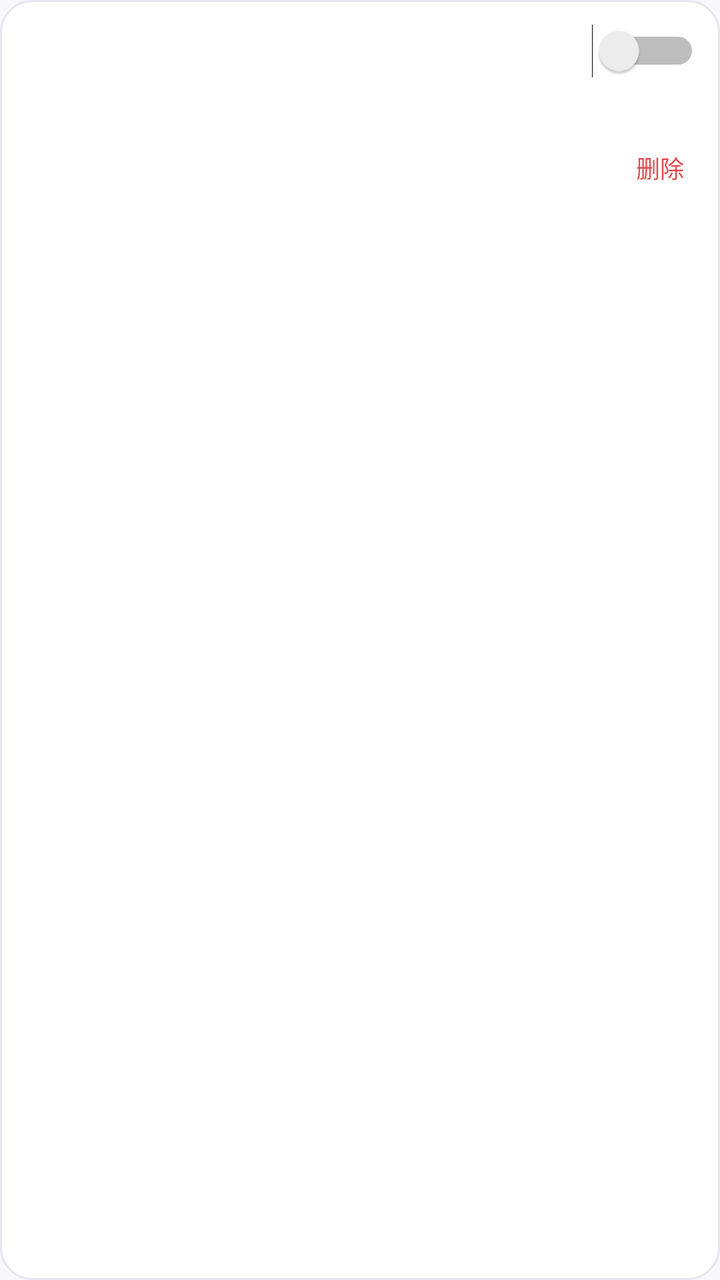
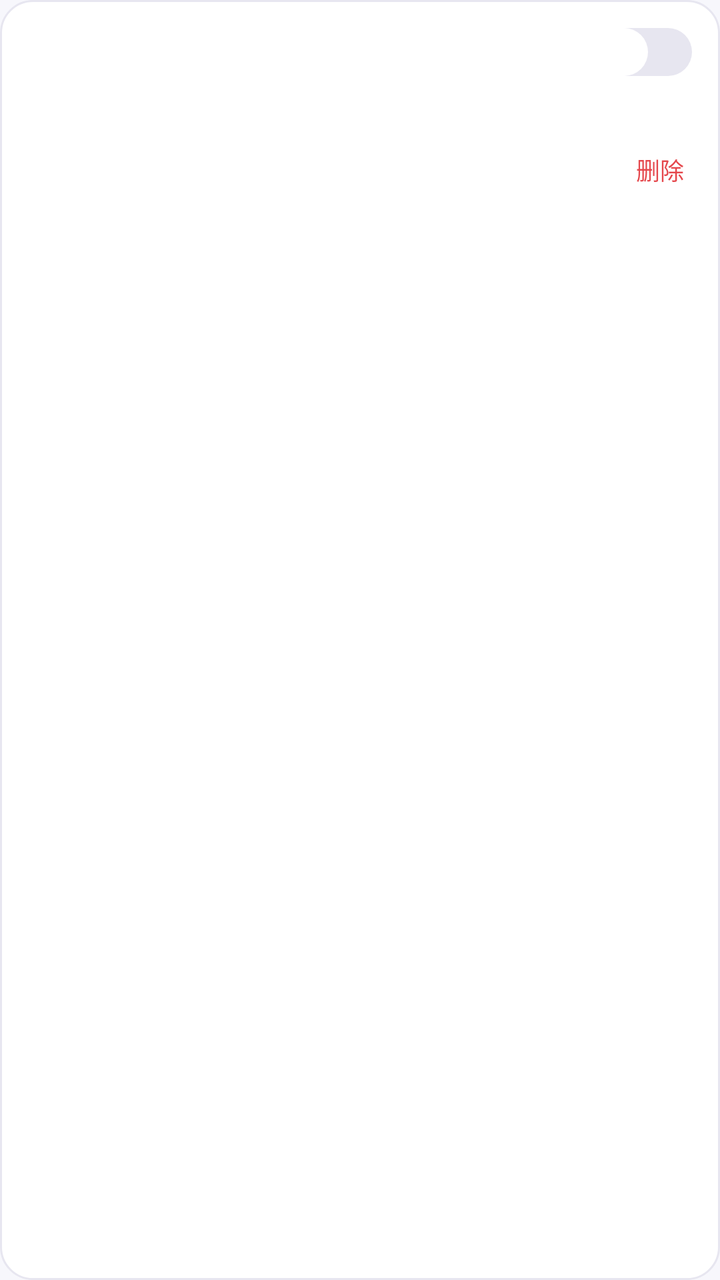

An Android layout rendered at two revisions. The XML below is the earlier revision; the diff shows what the commit changed to produce the second picture.
<!-- AndroidManifest.xml: application theme AppTheme -->
<!-- res/layout/item_auto_reply.xml -->
<?xml version="1.0" encoding="utf-8"?>
<LinearLayout xmlns:android="http://schemas.android.com/apk/res/android"
    android:layout_width="match_parent"
    android:layout_height="wrap_content"
    android:orientation="vertical"
    android:layout_marginStart="@dimen/page_padding"
    android:layout_marginEnd="@dimen/page_padding"
    android:layout_marginTop="6dp"
    android:layout_marginBottom="6dp"
    android:paddingStart="14dp"
    android:paddingEnd="10dp"
    android:paddingTop="12dp"
    android:paddingBottom="4dp"
    android:background="@drawable/bg_rule_card"
    android:foreground="?android:attr/selectableItemBackground">

    <LinearLayout
        android:layout_width="match_parent"
        android:layout_height="wrap_content"
        android:orientation="horizontal"
        android:gravity="center_vertical">

        <TextView
            android:id="@+id/r_question"
            android:layout_width="0dp"
            android:layout_height="wrap_content"
            android:layout_weight="1"
            android:textSize="14sp"
            android:textStyle="bold"
            android:textColor="@color/profile_ink" />

        <Switch
            android:id="@+id/r_toggle"
            android:layout_width="wrap_content"
            android:layout_height="wrap_content" />
    </LinearLayout>

    <TextView
        android:id="@+id/r_answer"
        android:layout_width="match_parent"
        android:layout_height="wrap_content"
        android:layout_marginTop="6dp"
        android:textSize="14sp"
        android:lineSpacingExtra="3dp"
        android:textColor="@color/profile_muted" />

    <TextView
        android:id="@+id/r_delete"
        android:layout_width="wrap_content"
        android:layout_height="40dp"
        android:layout_gravity="end"
        android:gravity="center"
        android:paddingStart="8dp"
        android:paddingEnd="8dp"
        android:text="@string/auto_reply_delete"
        android:textSize="12sp"
        android:textColor="@color/like_active" />
</LinearLayout>
<!-- resources referenced by this layout -->
<resources>
  <color name="like_active">#FFE5484D</color>
  <color name="profile_ink">#242337</color>
  <color name="profile_muted">#747387</color>
  <dimen name="page_padding">16dp</dimen>
  <!-- drawable bg_rule_card (drawable) -->
  <?xml version="1.0" encoding="utf-8"?>
  <shape xmlns:android="http://schemas.android.com/apk/res/android"
      android:shape="rectangle">
      <solid android:color="@color/profile_surface" />
      <stroke android:width="1dp" android:color="@color/profile_border" />
      <corners android:radius="@dimen/radius_card" />
  </shape>
  <string name="auto_reply_delete">删除</string>
  <color name="profile_surface">#FFFFFF</color>
  <color name="profile_border">#E7E6F0</color>
  <dimen name="radius_card">16dp</dimen>
  <color name="profile_accent">#6155CE</color>
  <color name="brand_violet_deep">#FF4A3FB8</color>
  <color name="white">#FFFFFFFF</color>
  <color name="brand_violet_light">#FF8B7FF5</color>
  <color name="brand_violet">#FF6155CE</color>
  <color name="profile_bg">#F7F7FC</color>
  <color name="profile_error">#B3261E</color>
  <color name="accent_ripple">#1F6155CE</color>
  <style name="ShapeRounded.Small" parent="ShapeAppearance.MaterialComponents.SmallComponent">
          <item name="cornerFamily">rounded</item>
          <item name="cornerSize">@dimen/radius_control</item>
      </style>
  <style name="ShapeRounded.Medium" parent="ShapeAppearance.MaterialComponents.MediumComponent">
          <item name="cornerFamily">rounded</item>
          <item name="cornerSize">@dimen/radius_card</item>
      </style>
  <style name="ShapeRounded.Large" parent="ShapeAppearance.MaterialComponents.LargeComponent">
          <item name="cornerFamily">rounded</item>
          <item name="cornerSize">24dp</item>
      </style>
  <style name="Widget.PixelFlow.Button" parent="Widget.MaterialComponents.Button">
          <item name="android:minHeight">52dp</item>
          <item name="android:textSize">15sp</item>
          <item name="android:textAllCaps">false</item>
          <item name="android:insetTop">0dp</item>
          <item name="android:insetBottom">0dp</item>
          <item name="cornerRadius">@dimen/radius_pill</item>
          <item name="android:textColor">@color/white</item>
      </style>
  <dimen name="radius_control">12dp</dimen>
  <dimen name="radius_pill">22dp</dimen>
  <!-- unchanged entries left out for length: 1 -->
</resources>

<!-- the commit's change to res/layout/item_auto_reply.xml (unified diff, before → after) -->
@@ -32,7 +32,12 @@
         <Switch
             android:id="@+id/r_toggle"
             android:layout_width="wrap_content"
-            android:layout_height="wrap_content" />
+            android:layout_height="wrap_content"
+            android:thumb="@drawable/auto_reply_switch_thumb"
+            android:track="@drawable/auto_reply_switch_track"
+            android:thumbTint="@null"
+            android:trackTint="@null"
+            android:splitTrack="false" />
     </LinearLayout>
 
     <TextView
<!-- resource entries referenced after the edit -->
@@ -4,6 +4,49 @@
   <color name="profile_ink">#242337</color>
   <color name="profile_muted">#747387</color>
   <dimen name="page_padding">16dp</dimen>
+  <!-- drawable auto_reply_switch_thumb (drawable) -->
+  <?xml version="1.0" encoding="utf-8"?>
+  <inset xmlns:android="http://schemas.android.com/apk/res/android" android:inset="2dp">
+      <selector>
+          <item android:state_enabled="false">
+              <shape android:shape="oval">
+                  <size android:width="24dp" android:height="24dp" />
+                  <solid android:color="@color/profile_border" />
+              </shape>
+          </item>
+          <item>
+              <shape android:shape="oval">
+                  <size android:width="24dp" android:height="24dp" />
+                  <solid android:color="@color/white" />
+              </shape>
+          </item>
+      </selector>
+  </inset>
+  <!-- drawable auto_reply_switch_track (drawable) -->
+  <?xml version="1.0" encoding="utf-8"?>
+  <selector xmlns:android="http://schemas.android.com/apk/res/android">
+      <item android:state_enabled="false">
+          <shape android:shape="rectangle">
+              <size android:width="48dp" android:height="28dp" />
+              <solid android:color="@color/profile_bg" />
+              <corners android:radius="14dp" />
+          </shape>
+      </item>
+      <item android:state_checked="true">
+          <shape android:shape="rectangle">
+              <size android:width="48dp" android:height="28dp" />
+              <solid android:color="@color/profile_accent" />
+              <corners android:radius="14dp" />
+          </shape>
+      </item>
+      <item>
+          <shape android:shape="rectangle">
+              <size android:width="48dp" android:height="28dp" />
+              <solid android:color="@color/profile_border" />
+              <corners android:radius="14dp" />
+          </shape>
+      </item>
+  </selector>
   <!-- drawable bg_rule_card (drawable) -->
   <?xml version="1.0" encoding="utf-8"?>
   <shape xmlns:android="http://schemas.android.com/apk/res/android"
